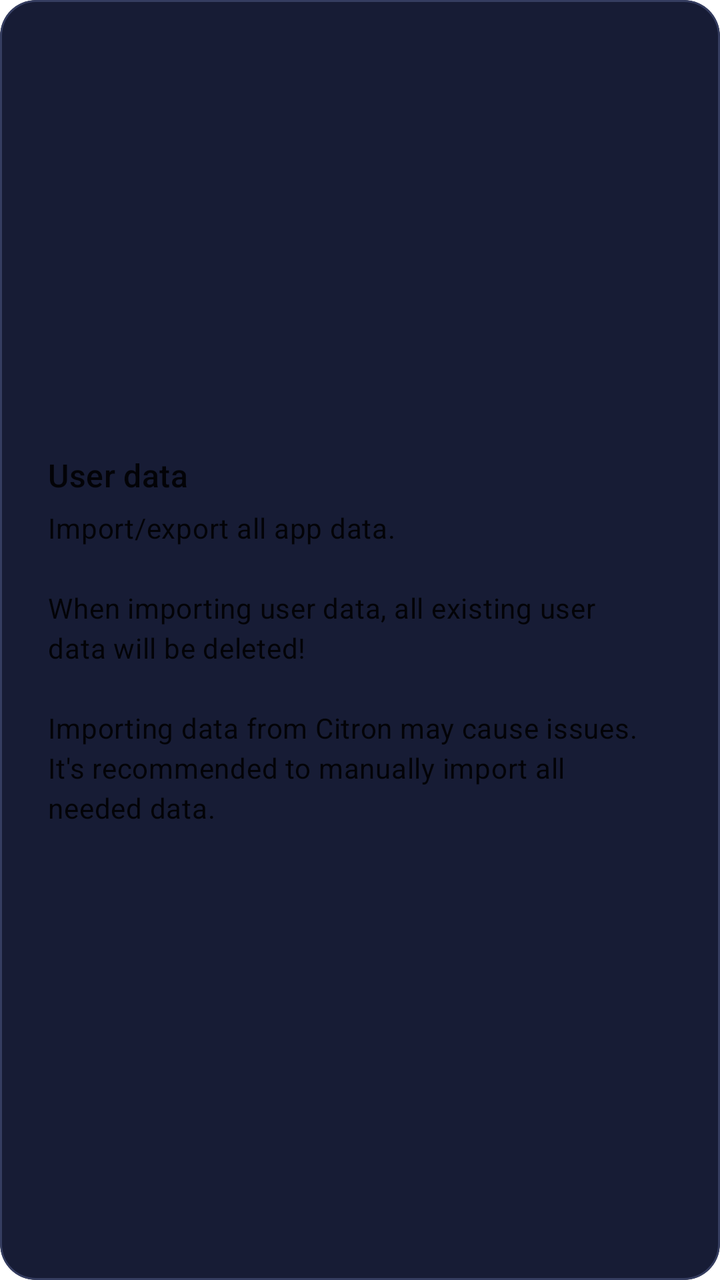
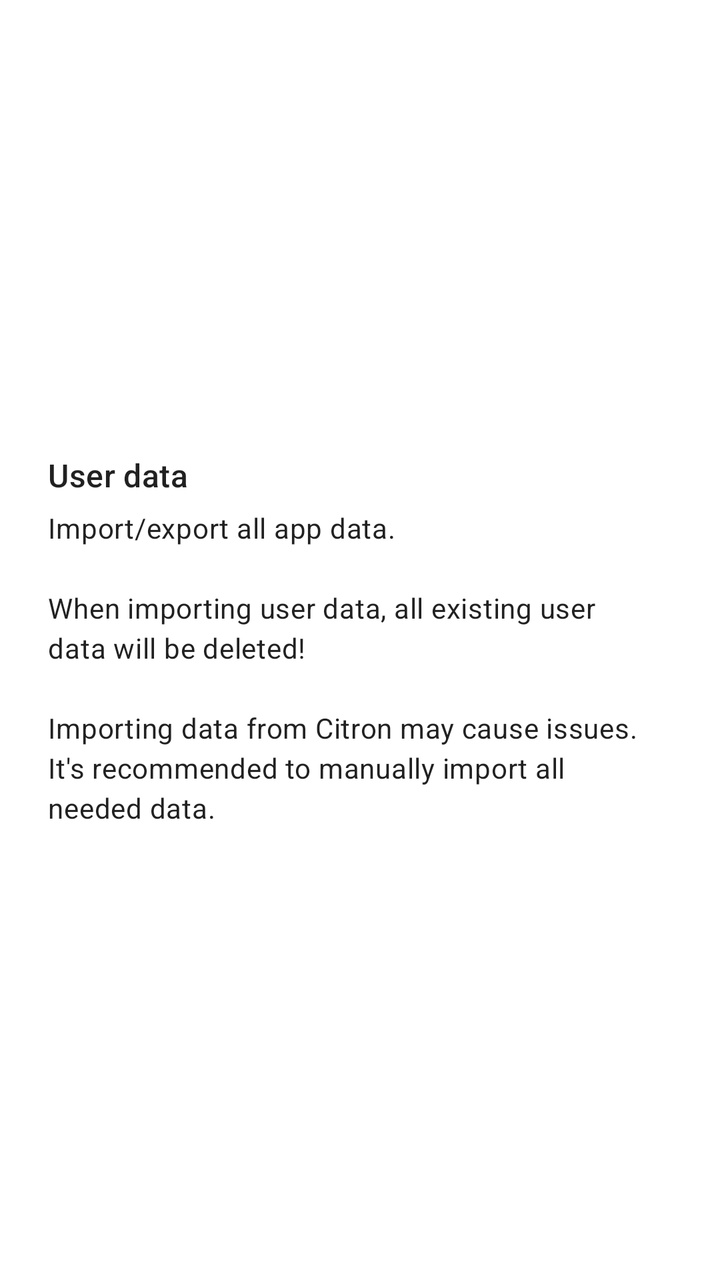

Compare the two renders of this Android layout. The source of the first and the diff that turns it into the second are given below.
<!-- AndroidManifest.xml: fallback theme Theme.MaterialComponents.DayNight.NoActionBar -->
<!-- res/layout/card_installable.xml -->
<?xml version="1.0" encoding="utf-8"?>
<com.google.android.material.card.MaterialCardView xmlns:android="http://schemas.android.com/apk/res/android"
    xmlns:app="http://schemas.android.com/apk/res-auto"
    xmlns:tools="http://schemas.android.com/tools"
    android:layout_width="match_parent"
    android:layout_height="wrap_content"
    android:layout_marginHorizontal="16dp"
    android:layout_marginVertical="6dp"
    app:cardBackgroundColor="@color/mw_ui_surface"
    app:cardCornerRadius="18dp"
    app:cardElevation="0dp"
    app:strokeColor="@color/mw_ui_border"
    app:strokeWidth="1dp">

    <LinearLayout
        android:layout_width="match_parent"
        android:layout_height="wrap_content"
        android:paddingVertical="16dp"
        android:paddingHorizontal="24dp"
        android:orientation="horizontal"
        android:layout_gravity="center">

        <LinearLayout
            android:layout_width="0dp"
            android:layout_height="wrap_content"
            android:layout_marginEnd="16dp"
            android:layout_weight="1"
            android:orientation="vertical">

            <com.google.android.material.textview.MaterialTextView
                android:id="@+id/title"
                style="@style/TextAppearance.Material3.TitleMedium"
                android:layout_width="match_parent"
                android:layout_height="wrap_content"
                android:text="@string/user_data"
                android:textAlignment="viewStart" />

            <com.google.android.material.textview.MaterialTextView
                android:id="@+id/description"
                style="@style/TextAppearance.Material3.BodyMedium"
                android:layout_width="match_parent"
                android:layout_height="wrap_content"
                android:layout_marginTop="6dp"
                android:text="@string/user_data_description"
                android:textAlignment="viewStart" />

        </LinearLayout>

        <LinearLayout
            android:layout_width="wrap_content"
            android:layout_height="wrap_content"
            android:layout_gravity="center_vertical"
            android:gravity="center_horizontal"
            android:orientation="vertical">

            <Button
                android:id="@+id/button_export"
                style="@style/Widget.Material3.Button.IconButton.Filled"
                android:layout_width="wrap_content"
                android:layout_height="wrap_content"
                android:contentDescription="@string/export"
                android:tooltipText="@string/export"
                android:visibility="gone"
                app:icon="@drawable/ic_export"
                tools:visibility="visible" />

            <Button
                android:id="@+id/button_install"
                style="@style/Widget.Material3.Button.IconButton.Filled"
                android:layout_width="wrap_content"
                android:layout_height="wrap_content"
                android:layout_marginTop="12dp"
                android:contentDescription="@string/string_import"
                android:tooltipText="@string/string_import"
                android:visibility="gone"
                app:icon="@drawable/ic_import"
                tools:visibility="visible" />

        </LinearLayout>

    </LinearLayout>

</com.google.android.material.card.MaterialCardView>
<!-- resources referenced by this layout -->
<resources>
  <color name="mw_ui_border">#353D60</color>
  <color name="mw_ui_surface">#171C35</color>
  <!-- drawable ic_export (drawable) -->
  <vector xmlns:android="http://schemas.android.com/apk/res/android"
      android:width="24dp"
      android:height="24dp"
      android:viewportWidth="24"
      android:viewportHeight="24">
      <path
          android:fillColor="?attr/colorControlNormal"
          android:pathData="M9,16h6v-6h4l-7,-7 -7,7h4zM5,18h14v2L5,20z" />
  </vector>
  <!-- drawable ic_import (drawable) -->
  <vector xmlns:android="http://schemas.android.com/apk/res/android"
      android:width="24dp"
      android:height="24dp"
      android:viewportWidth="24"
      android:viewportHeight="24">
      <path
          android:fillColor="?attr/colorControlNormal"
          android:pathData="M19,9h-4V3H9v6H5l7,7 7,-7zM5,18v2h14v-2H5z" />
  </vector>
  <string name="export">Export</string>
  <string name="string_import">Import</string>
  <string name="user_data">User data</string>
  <string name="user_data_description">Import/export all app data.\n\nWhen importing user data, all existing user data will be deleted!\n\nImporting data from Citron may cause issues. It\'s recommended to manually import all needed data.</string>
</resources>

<!-- the commit's change to res/layout/card_installable.xml (unified diff, before → after) -->
@@ -6,10 +6,10 @@
     android:layout_height="wrap_content"
     android:layout_marginHorizontal="16dp"
     android:layout_marginVertical="6dp"
-    app:cardBackgroundColor="@color/mw_ui_surface"
+    app:cardBackgroundColor="?attr/mwSurface"
     app:cardCornerRadius="18dp"
     app:cardElevation="0dp"
-    app:strokeColor="@color/mw_ui_border"
+    app:strokeColor="?attr/mwOutline"
     app:strokeWidth="1dp">
 
     <LinearLayout
<!-- resource entries referenced after the edit -->
@@ -1,7 +1,5 @@
 <!-- resources referenced by this layout -->
 <resources>
-  <color name="mw_ui_border">#353D60</color>
-  <color name="mw_ui_surface">#171C35</color>
   <!-- drawable ic_export (drawable) -->
   <vector xmlns:android="http://schemas.android.com/apk/res/android"
       android:width="24dp"
